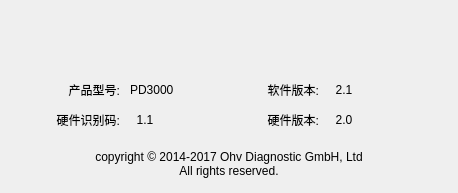
This is Gui/Options/systeminfo.ui in rpdhunter/swbox as Qt 5 draws it before an edit. The edited form follows.
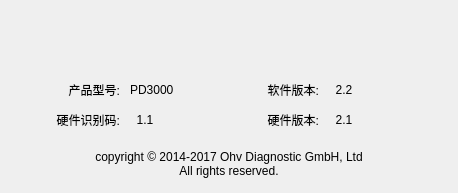
This is the edited form.

Patch:
```diff
--- a/Gui/Options/systeminfo.ui
+++ b/Gui/Options/systeminfo.ui
@@ -111,7 +111,7 @@
      <item row="0" column="3">
       <widget class="QLabel" name="label_9">
        <property name="text">
-        <string notr="true">  2.1</string>
+        <string notr="true">  2.2</string>
        </property>
       </widget>
      </item>
@@ -145,7 +145,7 @@
      <item row="1" column="3">
       <widget class="QLabel" name="label_7">
        <property name="text">
-        <string notr="true">  2.0</string>
+        <string notr="true">  2.1</string>
        </property>
       </widget>
      </item>
```
